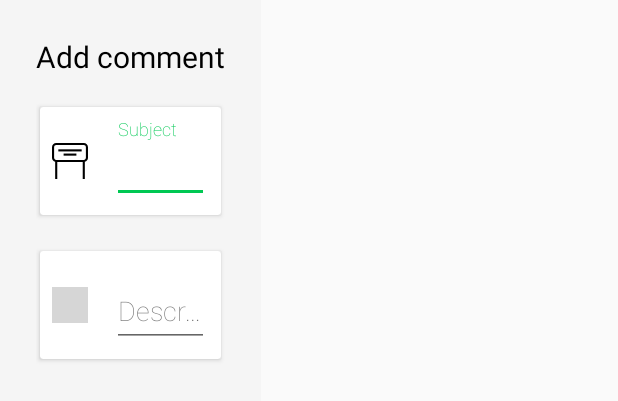
After one commit to OlekKapera/LiveBack, an Android app: the layout dialog_fragment_add_feedback.xml on its own in the app's theme, with its tools: preview values and no code run, on a phone screen of 412 x 824 dp. The commit adds this screen. Shown: the top 401 px of the screen. Run offline under Robolectric (Android 15) with nearby library versions, the phone set to English and light mode, and no system bars; grey boxes are pictures that could not be loaded.

Commit message:
Retrieving comments and started add feedback dialog

```diff
--- a/app/src/main/java/com/aleksanderkapera/liveback/model/Comment.kt
+++ b/app/src/main/java/com/aleksanderkapera/liveback/model/Comment.kt
@@ -1,4 +1,6 @@
 package com.aleksanderkapera.liveback.model
+
+import java.io.Serializable
 
 /**
  * Created by kapera on 28-Jun-18.
@@ -7,6 +9,6 @@ data class Comment(val authorName: String = "",
                    val description: String = "",
                    val postedTime: Long = 0,
                    val profilePictureUrl: String = "",
-                   val commentAuthorUid: String = "") {
-    constructor() : this("","",0,"","")
+                   val commentAuthorUid: String = "") : Serializable {
+    constructor() : this("", "", 0, "", "")
 }
--- a/app/src/main/java/com/aleksanderkapera/liveback/model/Vote.kt
+++ b/app/src/main/java/com/aleksanderkapera/liveback/model/Vote.kt
@@ -1,4 +1,6 @@
 package com.aleksanderkapera.liveback.model
+
+import java.io.Serializable
 
 /**
  * Created by kapera on 29-Jun-18.
@@ -8,6 +10,6 @@ data class Vote(val title: String = "",
                 val voteAuthorUid: String = "",
                 val profilePictureUrl: String = "",
                 val upVotes: Int = 0,
-                val downVotes: Int = 0) {
-    constructor() : this("", "", "", "",0, 0)
+                val downVotes: Int = 0) : Serializable {
+    constructor() : this("", "", "", "", 0, 0)
 }
--- a/app/src/main/java/com/aleksanderkapera/liveback/ui/activity/AddEventActivity.kt
+++ b/app/src/main/java/com/aleksanderkapera/liveback/ui/activity/AddEventActivity.kt
@@ -203,6 +203,9 @@ class AddEventActivity : BaseActivity() {
      * Upload only event pojo without background photo
      */
     private fun executeEventUpload() {
+        val docRef = mFireStore.collection("events").document()
+        mEvent.eventUid = docRef.id
+
         mFireStore.collection("events").add(mEvent).addOnCompleteListener {
             when {
                 it.isSuccessful -> {
--- a/app/src/main/java/com/aleksanderkapera/liveback/ui/fragment/EventAboutFragment.kt
+++ b/app/src/main/java/com/aleksanderkapera/liveback/ui/fragment/EventAboutFragment.kt
@@ -8,7 +8,7 @@ import android.view.ViewGroup
 import com.aleksanderkapera.liveback.R
 import com.aleksanderkapera.liveback.model.Event
 import com.aleksanderkapera.liveback.ui.base.BaseFragment
-import com.aleksanderkapera.liveback.util.EVENT_ABOUT_BUNDLE_KEY
+import com.aleksanderkapera.liveback.util.BUNDLE_EVENT_ABOUT
 import com.aleksanderkapera.liveback.util.convertLongToDate
 import kotlinx.android.synthetic.main.fragment_event_about.view.*
 import kotlinx.android.synthetic.main.item_event_about.view.*
@@ -25,7 +25,7 @@ class EventAboutFragment : BaseFragment() {
             val fragment = EventAboutFragment()
             val bundle = Bundle()
 
-            bundle.putParcelable(EVENT_ABOUT_BUNDLE_KEY, event)
+            bundle.putParcelable(BUNDLE_EVENT_ABOUT, event)
             fragment.arguments = bundle
 
             return fragment
@@ -35,7 +35,7 @@ class EventAboutFragment : BaseFragment() {
     override fun getLayoutRes(): Int = R.layout.fragment_event_about
 
     override fun onCreateView(inflater: LayoutInflater, container: ViewGroup?, savedInstanceState: Bundle?): View? {
-        arguments?.getParcelable<Event>(EVENT_ABOUT_BUNDLE_KEY)?.let {
+        arguments?.getParcelable<Event>(BUNDLE_EVENT_ABOUT)?.let {
             mEvent = it
         }
 
--- a/app/src/main/java/com/aleksanderkapera/liveback/ui/fragment/RegisterFragment.kt
+++ b/app/src/main/java/com/aleksanderkapera/liveback/ui/fragment/RegisterFragment.kt
@@ -11,6 +11,7 @@ import com.aleksanderkapera.liveback.R
 import com.aleksanderkapera.liveback.model.User
 import com.aleksanderkapera.liveback.ui.activity.SigningActivity
 import com.aleksanderkapera.liveback.ui.base.BaseFragment
+import com.aleksanderkapera.liveback.util.TAG_REGISTER_DIALOG
 import com.aleksanderkapera.liveback.util.asString
 import com.aleksanderkapera.liveback.util.decodeSampledBitmapFromResource
 import com.aleksanderkapera.liveback.util.getNavigationBarHeight
@@ -26,8 +27,6 @@ class RegisterFragment : BaseFragment() {
     companion object {
         fun newInstance(): BaseFragment = RegisterFragment()
     }
-
-    private val DIALOG_TAG_OPEN = "Open Image Dialog"
 
     private val requiredField = R.string.required_field.asString()
     private val incorrectEmail = R.string.incorrect_email.asString()
@@ -59,7 +58,7 @@ class RegisterFragment : BaseFragment() {
     }
 
     private val onRegisterImageClick = View.OnClickListener {
-        ImagePickerDialogFragment.newInstance().show(fragmentManager, DIALOG_TAG_OPEN)
+        ImagePickerDialogFragment.newInstance().show(fragmentManager, TAG_REGISTER_DIALOG)
     }
 
     /**
--- a/app/src/main/java/com/aleksanderkapera/liveback/ui/widget/LoadView.kt
+++ b/app/src/main/java/com/aleksanderkapera/liveback/ui/widget/LoadView.kt
@@ -44,13 +44,10 @@ class LoadView @JvmOverloads constructor(context: Context, attrs: AttributeSet?
     }
 
     fun show() {
-        (context as Activity).window.setFlags(WindowManager.LayoutParams.FLAG_NOT_TOUCHABLE,
-                WindowManager.LayoutParams.FLAG_NOT_TOUCHABLE)
         startAnimation(mFadeIn)
     }
 
     fun hide() {
-        (context as Activity).window.clearFlags(WindowManager.LayoutParams.FLAG_NOT_TOUCHABLE)
         startAnimation(mFadeOut)
     }
 }
--- /dev/null
+++ b/app/src/main/res/layout/dialog_fragment_add_feedback.xml
@@ -0,0 +1,40 @@
+<?xml version="1.0" encoding="utf-8"?>
+<android.support.constraint.ConstraintLayout xmlns:android="http://schemas.android.com/apk/res/android"
+    xmlns:app="http://schemas.android.com/apk/res-auto"
+    android:layout_width="wrap_content"
+    android:layout_height="wrap_content"
+    android:background="@color/bgColor"
+    android:padding="@dimen/spacing24">
+
+    <TextView
+        android:id="@+id/feedbackDialog_text_title"
+        android:layout_width="wrap_content"
+        android:layout_height="wrap_content"
+        android:fontFamily="@string/font_family_regular"
+        android:text="@string/add_comment"
+        android:textSize="@dimen/text20"
+        app:layout_constraintStart_toStartOf="parent"
+        app:layout_constraintTop_toTopOf="parent" />
+
+    <com.aleksanderkapera.liveback.ui.widget.InputView
+        android:id="@+id/feedbackDialog_view_subject"
+        android:layout_width="0dp"
+        android:layout_height="wrap_content"
+        android:layout_marginTop="@dimen/spacing16"
+        app:inputHint="@string/subject"
+        app:inputIcon="@drawable/ic_title"
+        app:layout_constraintEnd_toEndOf="parent"
+        app:layout_constraintStart_toStartOf="parent"
+        app:layout_constraintTop_toBottomOf="@id/feedbackDialog_text_title" />
+
+    <com.aleksanderkapera.liveback.ui.widget.InputView
+        android:id="@+id/feedbackDialog_view_description"
+        android:layout_width="0dp"
+        android:layout_height="wrap_content"
+        android:layout_marginTop="@dimen/spacing16"
+        app:inputHint="@string/description"
+        app:inputIcon="@drawable/ic_info"
+        app:layout_constraintEnd_toEndOf="parent"
+        app:layout_constraintStart_toStartOf="parent"
+        app:layout_constraintTop_toBottomOf="@id/feedbackDialog_view_subject" />
+</android.support.constraint.ConstraintLayout>
--- a/app/src/main/res/layout/widget_loader.xml
+++ b/app/src/main/res/layout/widget_loader.xml
@@ -2,6 +2,8 @@
 <FrameLayout xmlns:android="http://schemas.android.com/apk/res/android"
     android:id="@+id/loader_layout_root"
     android:layout_width="match_parent"
+    android:clickable="true"
+    android:focusable="true"
     android:layout_height="match_parent"
     android:background="#aa000000">
 
--- a/app/src/main/res/values/strings.xml
+++ b/app/src/main/res/values/strings.xml
@@ -12,6 +12,7 @@
     <string name="addEvent_error">Adding event failed! Please, try again later.</string>
     <string name="date_error">You need to select a date of your event!</string>
     <string name="category_error">You need select a category of you event!</string>
+    <string name="event_error">Couldn\'t retrieve event. Try again later.</string>
 
     <!--Main Activity-->
     <string name="search">Search</string>
@@ -59,6 +60,9 @@
     <string name="week_short">w</string>
     <string name="months_short">mo</string>
     <string name="years_short">y</string>
+    <string name="add_comment">Add comment</string>
+    <string name="add_suggestion">Add suggestion</string>
+    <string name="subject">Subject</string>
 
     <!--Add Event-->
     <string name="add_background">Add background</string>
```
Also changed, not shown: app/src/main/java/com/aleksanderkapera/liveback/model/Event.kt (+7 -5 lines), app/src/main/java/com/aleksanderkapera/liveback/ui/fragment/AddFeedbackDialogFragment.kt (added, +51 -0 lines), app/src/main/java/com/aleksanderkapera/liveback/ui/fragment/EventCommentsFragment.kt (+17 -11 lines), app/src/main/java/com/aleksanderkapera/liveback/ui/fragment/EventFragment.kt (+77 -11 lines), app/src/main/java/com/aleksanderkapera/liveback/util/Args.kt (+6 -2 lines), app/src/main/res/layout/fragment_event.xml (+7 -0 lines).
